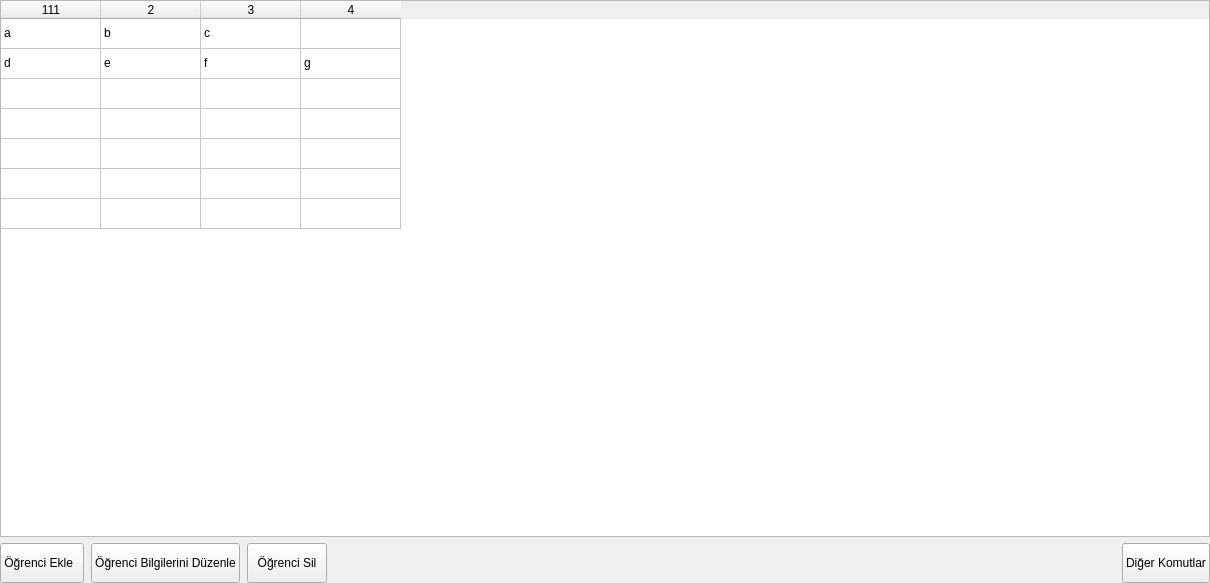
The window that src/UI/DatabaseUi/databaseui.ui (ikolomiko/ikooskar-qt) describes before a commit, drawn with Qt 5.
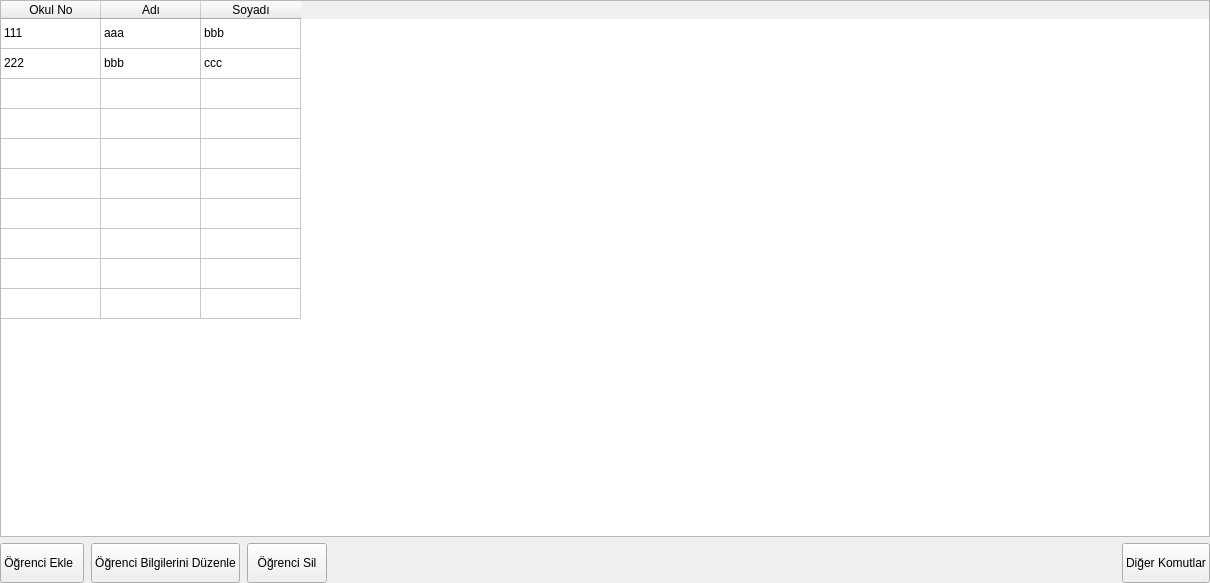
The same window after the commit. Icons and pictures are not drawn.

Diff of the .ui file:
```diff
--- a/src/UI/DatabaseUi/databaseui.ui
+++ b/src/UI/DatabaseUi/databaseui.ui
@@ -92,10 +92,10 @@
          <bool>false</bool>
         </property>
         <property name="rowCount">
-         <number>7</number>
+         <number>10</number>
         </property>
         <property name="columnCount">
-         <number>4</number>
+         <number>3</number>
         </property>
         <attribute name="horizontalHeaderStretchLastSection">
          <bool>false</bool>
@@ -121,7 +121,17 @@
         <row/>
         <column>
          <property name="text">
-          <string>111</string>
+          <string>Okul No</string>
+         </property>
+        </column>
+        <column>
+         <property name="text">
+          <string>Adı</string>
+         </property>
+        </column>
+        <column>
+         <property name="text">
+          <string>Soyadı</string>
          </property>
         </column>
         <column/>
@@ -129,37 +139,32 @@
         <column/>
         <item row="0" column="0">
          <property name="text">
-          <string>a</string>
+          <string>111</string>
          </property>
         </item>
         <item row="0" column="1">
          <property name="text">
-          <string>b</string>
+          <string>aaa</string>
          </property>
         </item>
         <item row="0" column="2">
          <property name="text">
-          <string>c</string>
+          <string>bbb</string>
          </property>
         </item>
         <item row="1" column="0">
          <property name="text">
-          <string>d</string>
+          <string>222</string>
          </property>
         </item>
         <item row="1" column="1">
          <property name="text">
-          <string>e</string>
+          <string>bbb</string>
          </property>
         </item>
         <item row="1" column="2">
          <property name="text">
-          <string>f</string>
-         </property>
-        </item>
-        <item row="1" column="3">
-         <property name="text">
-          <string>g</string>
+          <string>ccc</string>
          </property>
         </item>
        </widget>
```
